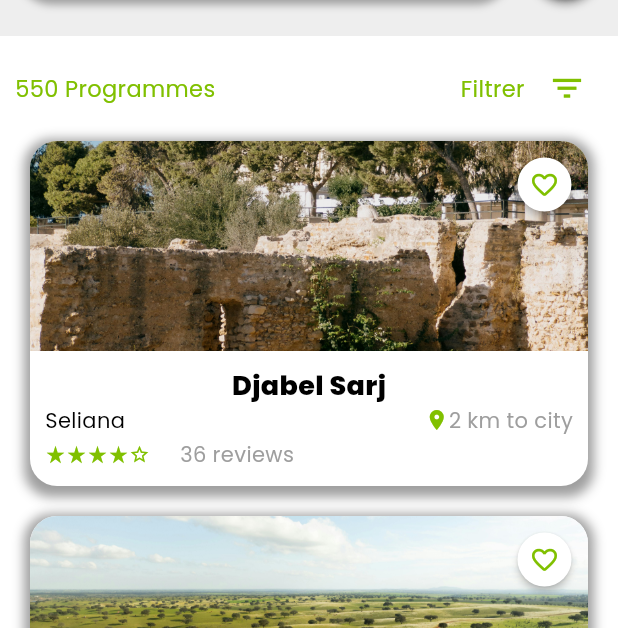
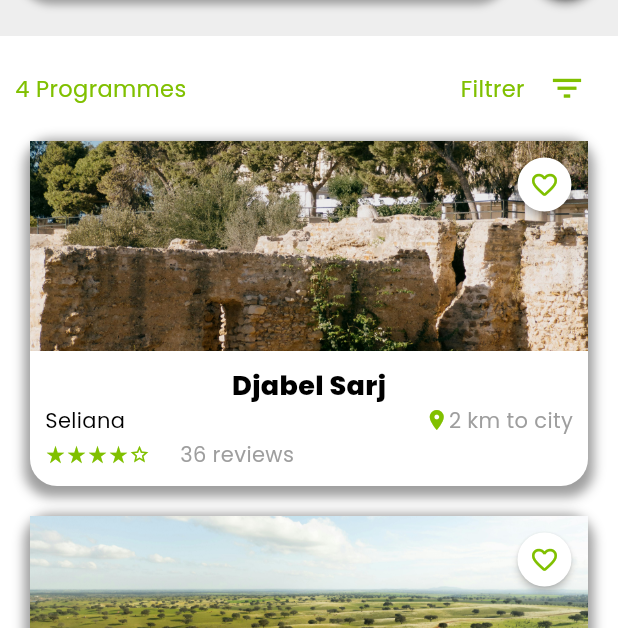
Before and after one commit to maherbaldi969/ecotrack_Mapsdart, a Flutter app: the screen it shows after launch, item 3 of the bottom bar chosen, on a phone screen of 412 x 824 dp. Shown: the part 273-901 px from the top of the screen. Run offline on Flutter 3.47's test engine with Material 3 defaults, Android fonts, the phone set to English and light mode, and no system bars; drawn by our look-alikes of curved_navigation_bar; our stand-ins replace connectivity_plus, dio, flutter_local_notifications, flutter_map, flutter_screenutil, flutter_svg and 14 more; missing offline and left inert: flutter_polyline_points, image_sequence_animator, saver_gallery; network calls fail.

Commit message:
Mise à jour des fichiers explore

```diff
--- /dev/null
+++ b/lib/config/flavor_config.dart
@@ -0,0 +1,6 @@
+class FlavorConfig {
+  static const googleMapsApiKey = String.fromEnvironment(
+    'GOOGLE_MAPS_API_KEY',
+    defaultValue: 'AIzaSyDLjzmijlQWEaby00A49IYJk2qqgQRpr5k',
+  );
+}
--- a/lib/explore/detail_silver.dart
+++ b/lib/explore/detail_silver.dart
@@ -24,6 +24,10 @@ class DetailSliverDelegate extends SliverPersistentHeaderDelegate {
             width: MediaQuery.of(context).size.width,
             height: expandedHeight,
             fit: BoxFit.cover,
+            errorBuilder: (context, error, stackTrace) => Container(
+              color: Colors.grey[200],
+              child: Icon(Icons.image_not_supported, color: Color(0xFF80C000)),
+            ),
           ),
         ),
         // Back Button (Left)
--- a/lib/explore/explore.dart
+++ b/lib/explore/explore.dart
@@ -114,7 +114,7 @@ class SearchSection extends StatelessWidget {
 }
 
 class ProgSection extends StatelessWidget {
-  final List<progModels> progs = progModels.Progs();
+  final List<progModels> progs = progModels.Progs().take(20).toList();
 
   @override
   Widget build(BuildContext context) {
@@ -128,7 +128,7 @@ class ProgSection extends StatelessWidget {
             child: Row(
               mainAxisAlignment: MainAxisAlignment.spaceBetween,
               children: [
-                Text('550 Programmes',
+                Text('${progs.length} Programmes',
                     style: GoogleFonts.poppins(
                         color: Color(0xFF80C000), fontSize: 15)),
                 Row(
@@ -192,12 +192,20 @@ class ProgCard extends StatelessWidget {
   Widget build(BuildContext context) {
     return GestureDetector(
       onTap: () {
+        try {
+          if (progData != null) {
             Navigator.push(
               context,
               MaterialPageRoute(
                 builder: (context) => details(Progs: progData),
               ),
             );
+          }
+        } catch (e) {
+          ScaffoldMessenger.of(context).showSnackBar(
+            SnackBar(content: Text("Erreur: impossible d'ouvrir les détails")),
+          );
+        }
       },
       child: Container(
         margin: EdgeInsets.all(10),
@@ -225,13 +233,19 @@ class ProgCard extends StatelessWidget {
                   topLeft: Radius.circular(18),
                   topRight: Radius.circular(18),
                 ),
-                image: DecorationImage(
-                  image: AssetImage(progData.Picture),
+                color: Colors.grey[200],
+              ),
+              child: progData.Picture != null
+                  ? Stack(
+                      children: <Widget>[
+                        Image.asset(
+                          progData.Picture,
                           fit: BoxFit.cover,
+                          width: double.infinity,
+                          height: double.infinity,
+                          errorBuilder: (context, error, stackTrace) =>
+                              Container(color: Colors.grey[200]),
                         ),
-              ),
-              child: Stack(
-                children: [
                         Positioned(
                           top: 5,
                           right: -15,
@@ -247,7 +261,8 @@ class ProgCard extends StatelessWidget {
                           ),
                         )
                       ],
-              ),
+                    )
+                  : null,
             ),
             Container(
               margin: EdgeInsets.fromLTRB(10, 10, 10, 0),
```
Also changed, not shown: lib/explore/details.dart (+12 -4 lines), lib/navigationetsuivi/Maps.dart (+50 -19 lines). Lines whose indentation alone changed are shown as unchanged.
